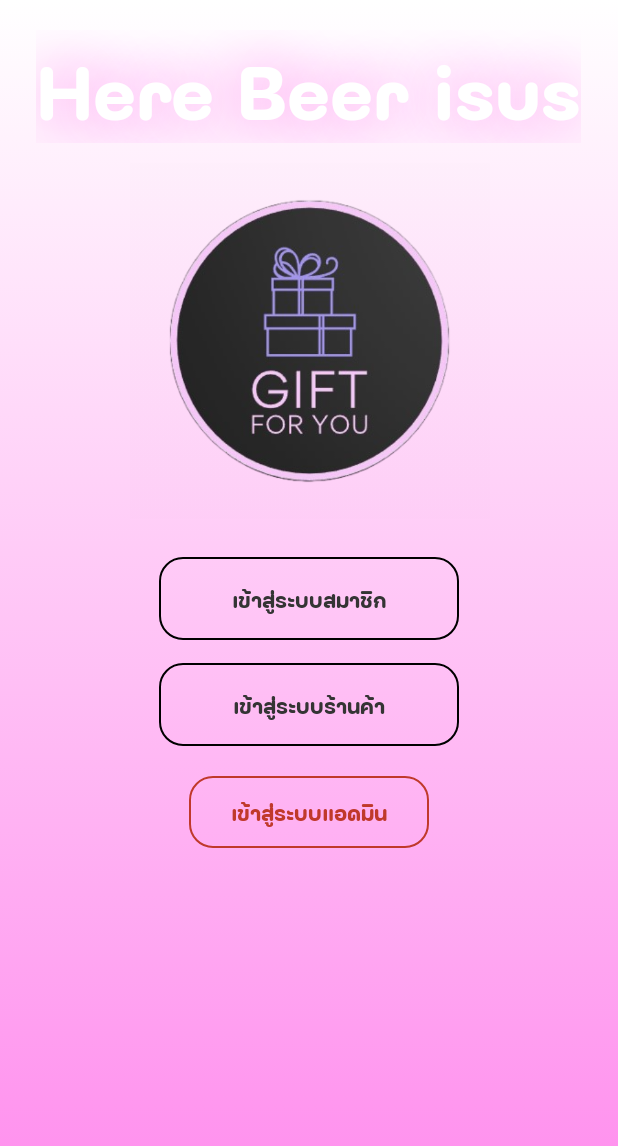
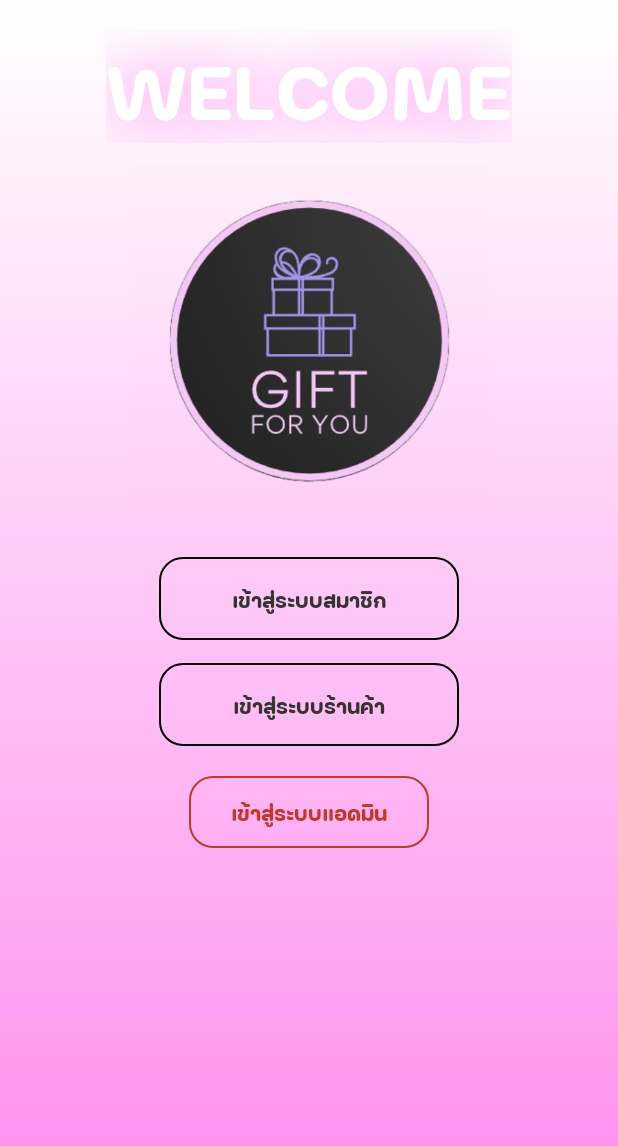
Before and after one commit to foxyhandsome/Mini, an Android app: the screen it shows after launch (MainActivity), on a phone screen of 412 x 824 dp. Shown: the top 1146 px of the screen. Run offline under Robolectric (Android 15) with nearby library versions, the phone set to English and light mode, and no system bars.

Commit message:
แก้เป็นwelcome

```diff
--- a/app/src/main/res/layout/activity_main.xml
+++ b/app/src/main/res/layout/activity_main.xml
@@ -14,7 +14,7 @@
         android:layout_centerHorizontal="true"
         android:layout_marginTop="20dp"
         android:fontFamily="@font/fcthai"
-        android:text="Here Beer isus"
+        android:text="WELCOME"
         android:textColor="#FFFFFF"
         android:shadowColor="#FF8BED"
         android:shadowDx="0.0"
```
